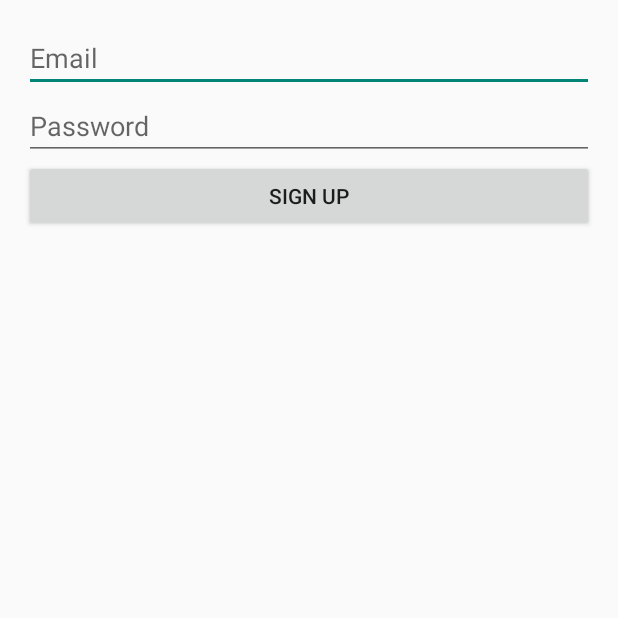
After one commit to gilbeckers/PoseMatch_v2, an Android app: the SignUpActivity screen opened directly, with no data from a screen before it, on a phone screen of 412 x 824 dp, the top half of it. The commit adds this screen. Run offline under Robolectric (Android 15) with nearby library versions, the phone set to English and light mode, and no system bars; our stand-ins replace Firebase (no records; nobody signed in at launch, a user with empty details on screens opened directly).

Commit message:
integration of FireBase Login & Auth and MaterialDrawer

```diff
--- a/app/src/main/AndroidManifest.xml
+++ b/app/src/main/AndroidManifest.xml
@@ -69,6 +69,8 @@
                 <category android:name="android.intent.category.LAUNCHER" />
             </intent-filter>
         </activity>
+        <activity android:name=".LogInActivity" />
+        <activity android:name=".SignUpActivity"></activity>
     </application>
 
 </manifest>
--- /dev/null
+++ b/app/src/main/java/org/tensorflow/demo/SignUpActivity.java
@@ -0,0 +1,77 @@
+package org.tensorflow.demo;
+
+import android.content.Intent;
+import android.os.Bundle;
+import android.support.annotation.NonNull;
+import android.support.v7.app.AlertDialog;
+import android.support.v7.app.AppCompatActivity;
+import android.view.View;
+import android.widget.Button;
+import android.widget.EditText;
+
+import com.google.android.gms.tasks.OnCompleteListener;
+import com.google.android.gms.tasks.Task;
+import com.google.firebase.auth.AuthResult;
+import com.google.firebase.auth.FirebaseAuth;
+
+public class SignUpActivity extends AppCompatActivity {
+
+    protected EditText passwordEditText;
+    protected EditText emailEditText;
+    protected Button signUpButton;
+    private FirebaseAuth mFirebaseAuth;
+
+    @Override
+    protected void onCreate(Bundle savedInstanceState) {
+        super.onCreate(savedInstanceState);
+        setContentView(R.layout.activity_sign_up);
+
+        // Initialize FirebaseAuth
+        mFirebaseAuth = FirebaseAuth.getInstance();
+
+        passwordEditText = (EditText)findViewById(R.id.passwordField);
+        emailEditText = (EditText)findViewById(R.id.emailField);
+        signUpButton = (Button)findViewById(R.id.signupButton);
+
+        signUpButton.setOnClickListener(new View.OnClickListener() {
+            @Override
+            public void onClick(View v) {
+                String password = passwordEditText.getText().toString();
+                String email = emailEditText.getText().toString();
+
+                password = password.trim();
+                email = email.trim();
+
+                if (password.isEmpty() || email.isEmpty()) {
+                    AlertDialog.Builder builder = new AlertDialog.Builder(SignUpActivity.this);
+                    builder.setMessage(R.string.signup_error_message)
+                            .setTitle(R.string.signup_error_title)
+                            .setPositiveButton(android.R.string.ok, null);
+                    AlertDialog dialog = builder.create();
+                    dialog.show();
+                } else {
+                    mFirebaseAuth.createUserWithEmailAndPassword(email, password)
+                            .addOnCompleteListener(SignUpActivity.this, new OnCompleteListener<AuthResult>() {
+                                @Override
+                                public void onComplete(@NonNull Task<AuthResult> task) {
+                                    if (task.isSuccessful()) {
+                                        Intent intent = new Intent(SignUpActivity.this, MainActivity.class);
+                                        intent.addFlags(Intent.FLAG_ACTIVITY_NEW_TASK);
+                                        intent.addFlags(Intent.FLAG_ACTIVITY_CLEAR_TASK);
+                                        startActivity(intent);
+                                    } else {
+                                        AlertDialog.Builder builder = new AlertDialog.Builder(SignUpActivity.this);
+                                        builder.setMessage(task.getException().getMessage())
+                                                .setTitle(R.string.login_error_title)
+                                                .setPositiveButton(android.R.string.ok, null);
+                                        AlertDialog dialog = builder.create();
+                                        dialog.show();
+                                    }
+                                }
+                            });
+                }
+            }
+        });
+    }
+
+}
--- /dev/null
+++ b/app/src/main/res/layout/activity_sign_up.xml
@@ -0,0 +1,43 @@
+<?xml version="1.0" encoding="utf-8"?>
+<RelativeLayout xmlns:android="http://schemas.android.com/apk/res/android"
+    xmlns:tools="http://schemas.android.com/tools"
+    android:layout_width="match_parent"
+    android:layout_height="match_parent"
+    android:paddingBottom="@dimen/activity_vertical_margin"
+    android:paddingLeft="@dimen/activity_horizontal_margin"
+    android:paddingRight="@dimen/activity_horizontal_margin"
+    android:paddingTop="@dimen/activity_vertical_margin"
+    tools:context=".SignUpActivity" >
+
+    <EditText
+        android:id="@+id/emailField"
+        android:layout_width="match_parent"
+        android:layout_height="wrap_content"
+        android:layout_alignParentLeft="true"
+        android:layout_alignParentTop="true"
+        android:ems="10"
+        android:inputType="textEmailAddress"
+        android:hint="@string/email_hint" >
+
+        <requestFocus />
+    </EditText>
+
+    <EditText
+        android:id="@+id/passwordField"
+        android:layout_width="match_parent"
+        android:layout_height="wrap_content"
+        android:layout_alignLeft="@+id/emailField"
+        android:layout_below="@+id/emailField"
+        android:ems="10"
+        android:inputType="textPassword"
+        android:hint="@string/password_hint" />
+
+    <Button
+        android:id="@+id/signupButton"
+        android:layout_width="match_parent"
+        android:layout_height="wrap_content"
+        android:layout_alignLeft="@+id/passwordField"
+        android:layout_below="@+id/passwordField"
+        android:text="@string/sign_up_button_label" />
+
+</RelativeLayout>
--- /dev/null
+++ b/app/src/main/res/values-v11/dimens.xml
@@ -0,0 +1,6 @@
+<?xml version="1.0" encoding="utf-8"?>
+<resources>
+    <dimen name="activity_vertical_margin">16dp</dimen>
+    <dimen name="activity_horizontal_margin">16dp</dimen>
+    <dimen name="fab_margin">16dp</dimen>
+</resources>
--- a/app/src/main/res/values/base-strings.xml
+++ b/app/src/main/res/values/base-strings.xml
@@ -16,5 +16,5 @@
 -->
 
 <resources>
-    <string name="app_name">Android YOLO</string>
+    <string name="app_name">PoseMatchv2</string>
 </resources>
--- a/app/src/main/res/values/ids.xml
+++ b/app/src/main/res/values/ids.xml
@@ -1,3 +1,4 @@
 <?xml version="1.0" encoding="utf-8"?>
 <resources>
+    <item name="my_toolbar" type="id">toolbar</item>
 </resources>
--- a/app/src/main/res/values/strings.xml
+++ b/app/src/main/res/values/strings.xml
@@ -14,7 +14,28 @@
  limitations under the License.
 -->
 <resources>
+    <string name="password_hint">Password</string>
+    <string name="email_hint">Email</string>
+    <string name="sign_up_button_label">Sign Up</string>
+    <string name="signup_error_message">Please make sure you enter an email address and password!</string>
+    <string name="signup_error_title">Error!</string>
+    <string name="signup_success">Account successfully created! You can now Login.</string>
+    <string name="login_error_message">Please make sure you enter an email address and password!</string>
+    <string name="login_error_title">Error!</string>
+    <string name="login_button_label">Login</string>
+    <string name="sign_up_text">Sign Up!</string>
+    <string name="title_activity_login">Sign in</string>
+    <string name="add_item">Add New Item</string>
+    <string name="action_logout">Logout</string>
     <string name="description_info">Info</string>
     <string name="request_permission">This sample needs camera permission.</string>
     <string name="camera_error">This device doesn\'t support Camera2 API.</string>
+    <string name="drawer_item_home">Home</string>
+    <string name="drawer_item_settings">Settings</string>
+    <string name="drawer_item_login">Login</string>
+    <string name="settings">setttings2</string>
+    <string name="about">about</string>
+    <string name="help">help</string>
+    <string name="donate">donate</string>
+    <string name="signout">Sign out</string>
 </resources>
```
Also changed, not shown: app/build.gradle (+39 -1 lines), app/src/main/java/org/tensorflow/demo/DrawerUtil.java (added, +200 -0 lines), app/src/main/java/org/tensorflow/demo/LogInActivity.java (added, +89 -0 lines), app/src/main/java/org/tensorflow/demo/MainActivity.java (+15 -0 lines), app/src/main/res/layout/activity_log_in.xml (added, +52 -0 lines), app/src/main/res/drawable-hdpi/avatar1.png (added), app/src/main/res/drawable-hdpi/drawer.jpeg (added), app/src/main/res/drawable-hdpi/guest.png (added).
